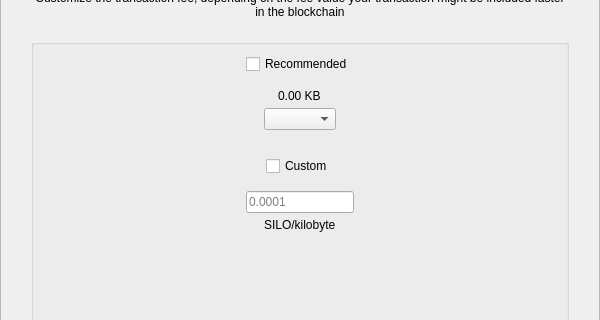
Old version of the form src/qt/seed2need/forms/sendcustomfeedialog.ui in the repository pandagrows/seed2need-silo-coin; both pictures show x 0 to 600 and y 90 to 410 of the 600 by 550 pixel window.
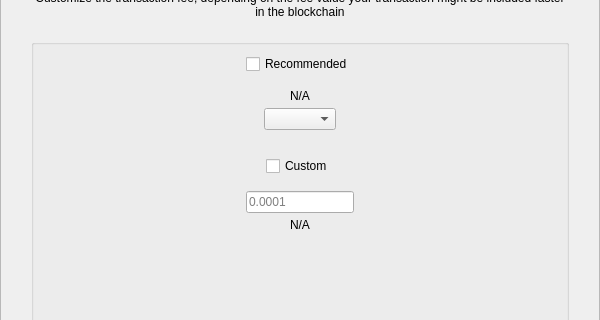
New version of the form.

Patch:
```diff
--- a/src/qt/seed2need/forms/sendcustomfeedialog.ui
+++ b/src/qt/seed2need/forms/sendcustomfeedialog.ui
@@ -224,7 +224,7 @@
            <item alignment="Qt::AlignHCenter">
             <widget class="QLabel" name="labelFee">
              <property name="text">
-              <string>0.00 KB</string>
+              <string notr="true">N/A</string>
              </property>
             </widget>
            </item>
@@ -287,7 +287,7 @@
            <item alignment="Qt::AlignHCenter">
             <widget class="QLabel" name="labelCustomFee">
              <property name="text">
-              <string>SILO/kilobyte</string>
+              <string notr="true">N/A</string>
              </property>
             </widget>
            </item>
```
Left out of the diff: 2 changed lines with no effect on the pictures.
